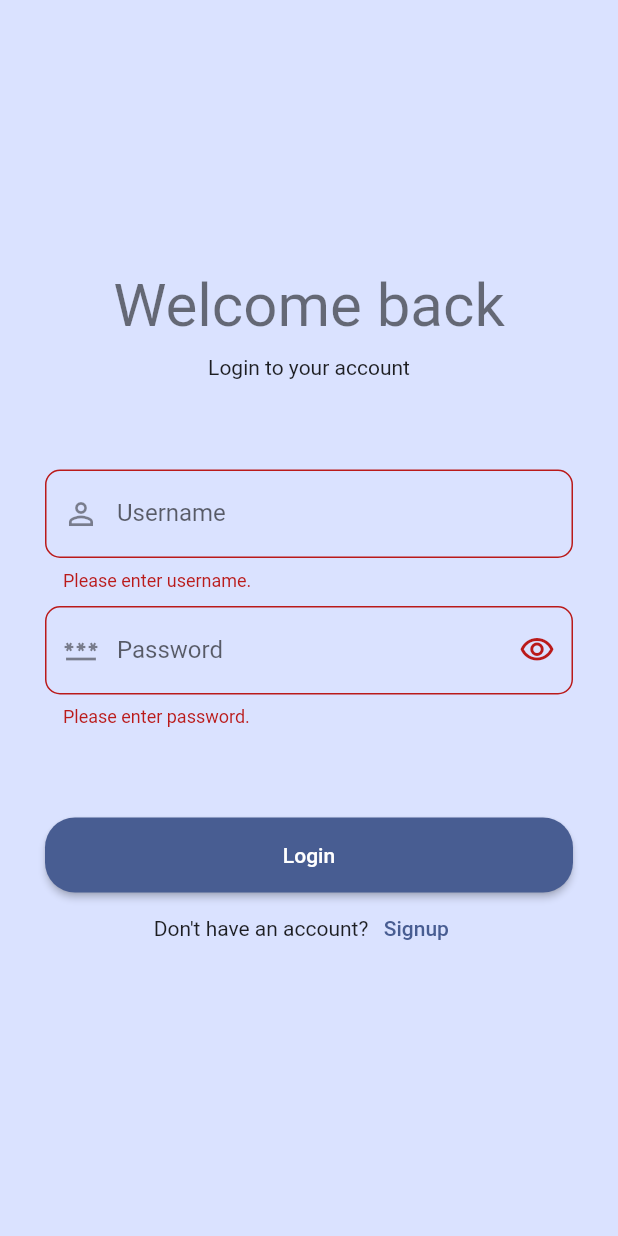
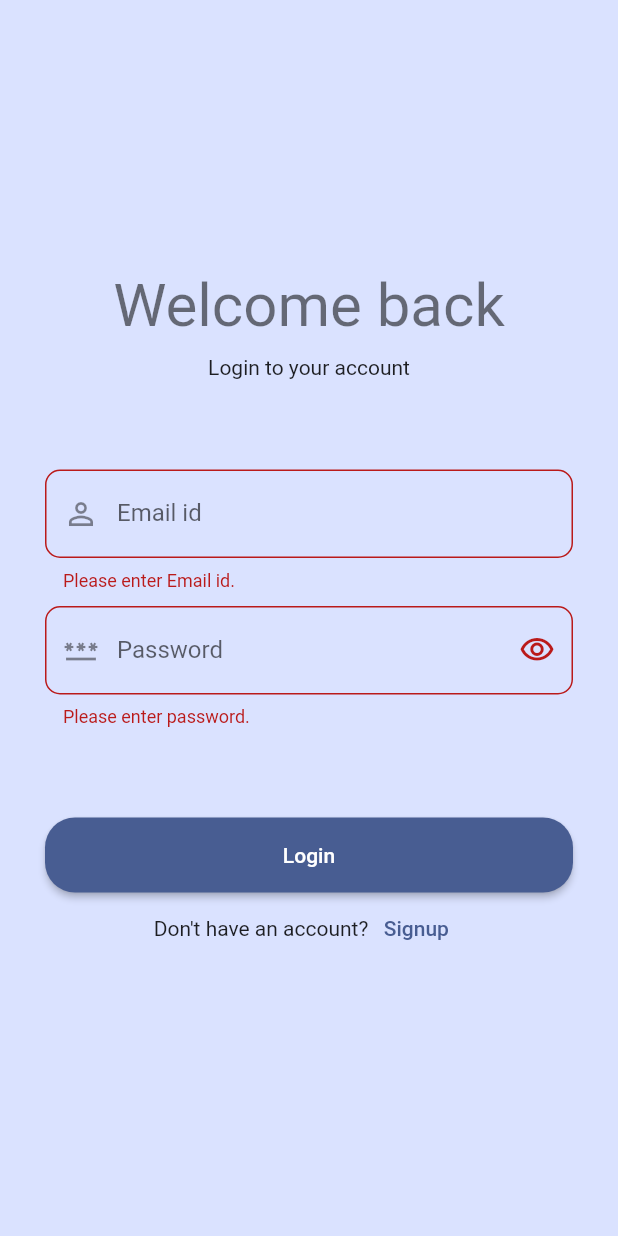
Before and after one commit to Mohitt-Chauhan/Housing, a Flutter app: the screen it shows after launch, after a tap on "Login", on a phone screen of 412 x 824 dp. Run offline on Flutter 3.47's test engine with Material 2 defaults, Android fonts, the phone set to English and light mode, and no system bars; our stand-ins replace firebase_auth, firebase_core, hive_flutter; accounts and stored records are empty.

Commit message:
Updated login.dart

```diff
--- a/frontend/lib/ui/login.dart
+++ b/frontend/lib/ui/login.dart
@@ -1,3 +1,4 @@
+import 'package:firebase_auth/firebase_auth.dart';
 import 'package:flutter/material.dart';
 import 'package:hive_flutter/hive_flutter.dart';
 
@@ -22,7 +23,6 @@ class _LoginState extends State<Login> {
 
   bool _obscurePassword = true;
   final Box _boxLogin = Hive.box("login");
-  final Box _boxAccounts = Hive.box("accounts");
 
   @override
   Widget build(BuildContext context) {
@@ -53,7 +53,7 @@ class _LoginState extends State<Login> {
                 controller: _controllerUsername,
                 keyboardType: TextInputType.name,
                 decoration: InputDecoration(
-                  labelText: "Username",
+                  labelText: "Email id ",
                   prefixIcon: const Icon(Icons.person_outline),
                   border: OutlineInputBorder(
                     borderRadius: BorderRadius.circular(10),
@@ -65,9 +65,7 @@ class _LoginState extends State<Login> {
                 onEditingComplete: () => _focusNodePassword.requestFocus(),
                 validator: (String? value) {
                   if (value == null || value.isEmpty) {
-                    return "Please enter username.";
-                  } else if (!_boxAccounts.containsKey(value)) {
-                    return "Username is not registered.";
+                    return "Please enter Email id.";
                   }
 
                   return null;
@@ -101,9 +99,6 @@ class _LoginState extends State<Login> {
                 validator: (String? value) {
                   if (value == null || value.isEmpty) {
                     return "Please enter password.";
-                  } else if (value !=
-                      _boxAccounts.get(_controllerUsername.text)) {
-                    return "Wrong password.";
                   }
 
                   return null;
@@ -119,11 +114,11 @@ class _LoginState extends State<Login> {
                         borderRadius: BorderRadius.circular(20),
                       ),
                     ),
-                    onPressed: () {
-                      if (_formKey.currentState?.validate() ?? false) {
+                    onPressed: ()async {
+                      if (_formKey.currentState!.validate()) {
+                       await FirebaseAuth.instance.signInWithEmailAndPassword(email: _controllerUsername.text.trim(), password: _controllerPassword.text.trim()).then((value){
                           _boxLogin.put("loginStatus", true);
                           _boxLogin.put("userName", _controllerUsername.text);
-
                           Navigator.pushReplacement(
                             context,
                             MaterialPageRoute(
@@ -132,6 +127,7 @@ class _LoginState extends State<Login> {
                               },
                             ),
                           );
+                        });
                       }
                     },
                     child: const Text("Login"),
```
Lines whose indentation alone changed are shown as unchanged.
